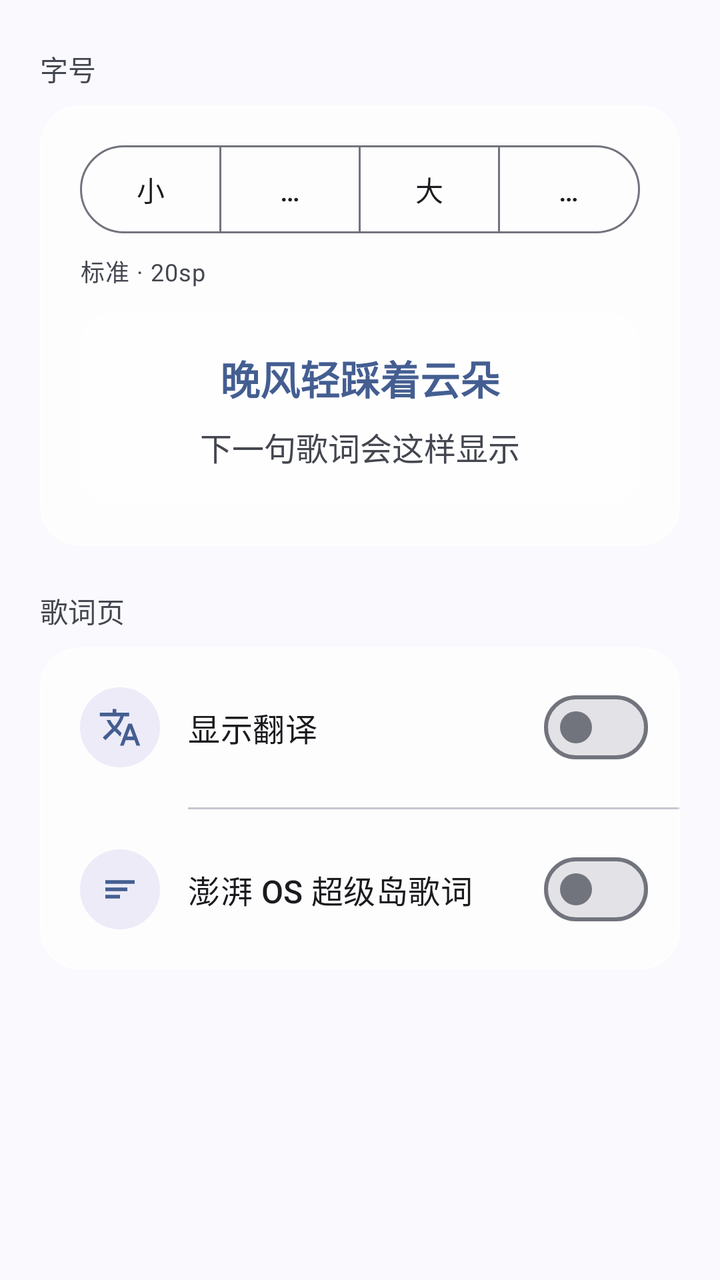
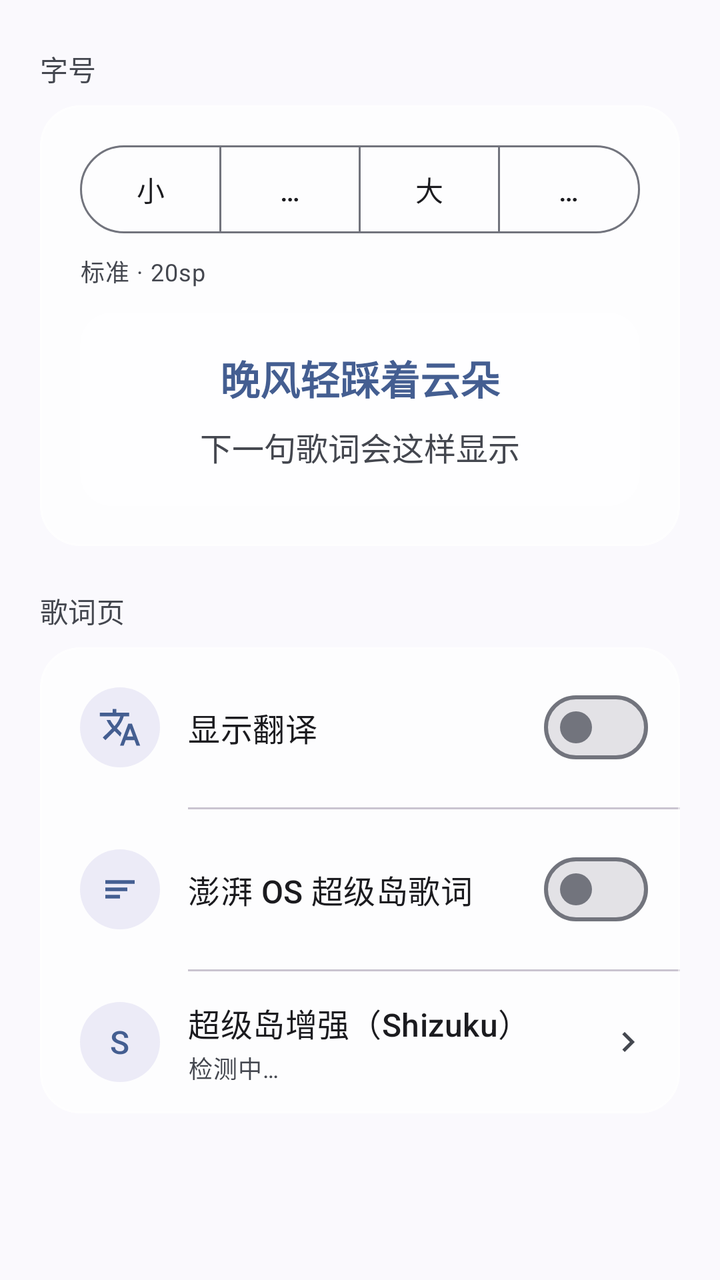

Two renders of the same Android screen: before a commit and after it. Below are the layout's source before the change and the commit's diff.
<!-- AndroidManifest.xml: application theme Theme.QYMusic -->
<!-- res/layout/fragment_lyric_settings.xml -->
<?xml version="1.0" encoding="utf-8"?>
<layout xmlns:android="http://schemas.android.com/apk/res/android"
    xmlns:app="http://schemas.android.com/apk/res-auto">

    <LinearLayout
        android:layout_width="match_parent"
        android:layout_height="wrap_content"
        android:orientation="vertical"
        android:paddingStart="20dp"
        android:paddingTop="4dp"
        android:paddingEnd="20dp"
        android:paddingBottom="32dp">

        
        <TextView
            style="@style/TextAppearance.Material3.LabelLarge"
            android:layout_width="match_parent"
            android:layout_height="wrap_content"
            android:layout_marginTop="20dp"
            android:layout_marginBottom="8dp"
            android:text="字号"
            android:textColor="?attr/colorOnSurfaceVariant" />

        <com.google.android.material.card.MaterialCardView
            style="@style/Widget.Material3.CardView.Filled"
            android:layout_width="match_parent"
            android:layout_height="wrap_content"
            app:cardBackgroundColor="@color/glass_card"
            app:cardCornerRadius="20dp"
            app:cardElevation="0dp"
            app:contentPadding="20dp"
            app:strokeColor="@color/glass_stroke"
            app:strokeWidth="1dp">

            <LinearLayout
                android:layout_width="match_parent"
                android:layout_height="wrap_content"
                android:orientation="vertical">

                <com.google.android.material.button.MaterialButtonToggleGroup
                    android:id="@+id/toggle_lyric_size"
                    android:layout_width="match_parent"
                    android:layout_height="wrap_content"
                    app:selectionRequired="true"
                    app:singleSelection="true">

                    <com.google.android.material.button.MaterialButton
                        android:id="@+id/btn_lyric_size_small"
                        style="@style/Widget.Material3.Button.OutlinedButton"
                        android:layout_width="0dp"
                        android:layout_height="44dp"
                        android:layout_weight="1"
                        android:insetTop="0dp"
                        android:insetBottom="0dp"
                        android:text="小" />

                    <com.google.android.material.button.MaterialButton
                        android:id="@+id/btn_lyric_size_normal"
                        style="@style/Widget.Material3.Button.OutlinedButton"
                        android:layout_width="0dp"
                        android:layout_height="44dp"
                        android:layout_weight="1"
                        android:insetTop="0dp"
                        android:insetBottom="0dp"
                        android:text="标准" />

                    <com.google.android.material.button.MaterialButton
                        android:id="@+id/btn_lyric_size_large"
                        style="@style/Widget.Material3.Button.OutlinedButton"
                        android:layout_width="0dp"
                        android:layout_height="44dp"
                        android:layout_weight="1"
                        android:insetTop="0dp"
                        android:insetBottom="0dp"
                        android:text="大" />

                    <com.google.android.material.button.MaterialButton
                        android:id="@+id/btn_lyric_size_xlarge"
                        style="@style/Widget.Material3.Button.OutlinedButton"
                        android:layout_width="0dp"
                        android:layout_height="44dp"
                        android:layout_weight="1"
                        android:insetTop="0dp"
                        android:insetBottom="0dp"
                        android:text="特大" />

                </com.google.android.material.button.MaterialButtonToggleGroup>

                <TextView
                    android:id="@+id/tv_lyric_size_value"
                    android:layout_width="match_parent"
                    android:layout_height="wrap_content"
                    android:layout_marginTop="10dp"
                    android:text="标准 · 20sp"
                    android:textAppearance="@style/TextAppearance.Material3.BodySmall"
                    android:textColor="?attr/colorOnSurfaceVariant" />

                
                <LinearLayout
                    android:layout_width="match_parent"
                    android:layout_height="wrap_content"
                    android:layout_marginTop="12dp"
                    android:background="@drawable/bg_mini_tile"
                    android:gravity="center"
                    android:orientation="vertical"
                    android:paddingStart="16dp"
                    android:paddingTop="18dp"
                    android:paddingEnd="16dp"
                    android:paddingBottom="18dp">

                    <TextView
                        android:id="@+id/tv_preview_current"
                        android:layout_width="match_parent"
                        android:layout_height="wrap_content"
                        android:gravity="center"
                        android:maxLines="1"
                        android:ellipsize="end"
                        android:text="晚风轻踩着云朵"
                        android:textColor="?attr/colorPrimary"
                        android:textSize="20sp"
                        android:textStyle="bold" />

                    <TextView
                        android:id="@+id/tv_preview_next"
                        android:layout_width="match_parent"
                        android:layout_height="wrap_content"
                        android:layout_marginTop="8dp"
                        android:gravity="center"
                        android:maxLines="1"
                        android:ellipsize="end"
                        android:text="下一句歌词会这样显示"
                        android:textColor="?attr/colorOnSurfaceVariant"
                        android:textSize="16sp" />

                </LinearLayout>

            </LinearLayout>

        </com.google.android.material.card.MaterialCardView>

        
        <TextView
            style="@style/TextAppearance.Material3.LabelLarge"
            android:layout_width="match_parent"
            android:layout_height="wrap_content"
            android:layout_marginTop="22dp"
            android:layout_marginBottom="8dp"
            android:text="歌词页"
            android:textColor="?attr/colorOnSurfaceVariant" />

        <com.google.android.material.card.MaterialCardView
            style="@style/Widget.Material3.CardView.Filled"
            android:layout_width="match_parent"
            android:layout_height="wrap_content"
            app:cardBackgroundColor="@color/glass_card"
            app:cardCornerRadius="20dp"
            app:cardElevation="0dp"
            app:contentPadding="0dp"
            app:strokeColor="@color/glass_stroke"
            app:strokeWidth="1dp">

            <LinearLayout
                android:layout_width="match_parent"
                android:layout_height="wrap_content"
                android:orientation="vertical">

                <LinearLayout
                    android:layout_width="match_parent"
                    android:layout_height="wrap_content"
                    android:gravity="center_vertical"
                    android:orientation="horizontal"
                    android:paddingStart="20dp"
                    android:paddingTop="16dp"
                    android:paddingEnd="16dp"
                    android:paddingBottom="16dp">

                    <FrameLayout
                        android:layout_width="40dp"
                        android:layout_height="40dp"
                        android:background="@drawable/bg_icon_circle">

                        <ImageView
                            android:layout_width="22dp"
                            android:layout_height="22dp"
                            android:layout_gravity="center"
                            android:contentDescription="翻译"
                            android:src="@drawable/ic_translate" />

                    </FrameLayout>

                    <LinearLayout
                        android:layout_width="0dp"
                        android:layout_height="wrap_content"
                        android:layout_marginStart="14dp"
                        android:layout_weight="1"
                        android:orientation="vertical">

                        <TextView
                            android:layout_width="match_parent"
                            android:layout_height="wrap_content"
                            android:text="显示翻译"
                            android:textAppearance="@style/TextAppearance.Material3.TitleMedium" />

                    </LinearLayout>

                    <com.google.android.material.materialswitch.MaterialSwitch
                        android:id="@+id/switch_lyric_translation"
                        android:layout_width="wrap_content"
                        android:layout_height="wrap_content" />

                </LinearLayout>

                <View
                    android:layout_width="match_parent"
                    android:layout_height="1dp"
                    android:layout_marginStart="74dp"
                    android:background="?attr/colorOutlineVariant" />

                <LinearLayout
                    android:layout_width="match_parent"
                    android:layout_height="wrap_content"
                    android:gravity="center_vertical"
                    android:orientation="horizontal"
                    android:paddingStart="20dp"
                    android:paddingTop="16dp"
                    android:paddingEnd="16dp"
                    android:paddingBottom="16dp">

                    <FrameLayout
                        android:layout_width="40dp"
                        android:layout_height="40dp"
                        android:background="@drawable/bg_icon_circle">

                        <ImageView
                            android:layout_width="22dp"
                            android:layout_height="22dp"
                            android:layout_gravity="center"
                            android:contentDescription="超级岛"
                            android:src="@drawable/baseline_lyrics_24"
                            app:tint="?attr/colorPrimary" />

                    </FrameLayout>

                    <LinearLayout
                        android:layout_width="0dp"
                        android:layout_height="wrap_content"
                        android:layout_marginStart="14dp"
                        android:layout_weight="1"
                        android:orientation="vertical">

                        <TextView
                            android:layout_width="match_parent"
                            android:layout_height="wrap_content"
                            android:text="澎湃 OS 超级岛歌词"
                            android:textAppearance="@style/TextAppearance.Material3.TitleMedium" />

                    </LinearLayout>

                    <com.google.android.material.materialswitch.MaterialSwitch
                        android:id="@+id/switch_super_island"
                        android:layout_width="wrap_content"
                        android:layout_height="wrap_content" />

                </LinearLayout>

            </LinearLayout>

        </com.google.android.material.card.MaterialCardView>

    </LinearLayout>

</layout>
<!-- resources referenced by this layout -->
<resources>
  <color name="glass_card">#B8FFFFFF</color>
  <color name="glass_stroke">#80FFFFFF</color>
  <!-- drawable baseline_lyrics_24 (drawable) -->
  <vector xmlns:android="http://schemas.android.com/apk/res/android"
      android:width="24dp"
      android:height="24dp"
      android:tint="?attr/colorOnBackground"
      android:viewportWidth="24"
      android:viewportHeight="24">
  
      <path
          android:fillColor="@android:color/white"
          android:pathData="M4,7H20V9H4Z" />
      <path
          android:fillColor="@android:color/white"
          android:pathData="M4,11H16V13H4Z" />
      <path
          android:fillColor="@android:color/white"
          android:pathData="M4,15H12V17H4Z" />
  
  </vector>
  <!-- drawable bg_icon_circle (drawable) -->
  <?xml version="1.0" encoding="utf-8"?>
  <shape xmlns:android="http://schemas.android.com/apk/res/android"
      android:shape="oval">
      <solid android:color="#1A5B4DBB" />
  </shape>
  <!-- drawable bg_mini_tile (drawable) -->
  <?xml version="1.0" encoding="utf-8"?>
  <shape xmlns:android="http://schemas.android.com/apk/res/android"
      android:shape="rectangle">
      <solid android:color="#66FFFFFF" />
      <corners android:radius="16dp" />
  </shape>
  <!-- drawable ic_translate (drawable) -->
  <vector xmlns:android="http://schemas.android.com/apk/res/android"
      android:width="24dp"
      android:height="24dp"
      android:viewportWidth="24"
      android:viewportHeight="24"
      android:tint="?attr/colorPrimary">
      <path
          android:fillColor="@android:color/white"
          android:pathData="M12.87,15.07l-2.54,-2.51 0.03,-0.03c1.74,-1.94 2.98,-4.17 3.71,-6.53H17V4h-7V2H8v2H1v1.99h11.17C11.5,7.92 10.44,9.75 9,11.35 8.07,10.32 7.3,9.19 6.69,8h-2c0.73,1.63 1.73,3.17 2.98,4.56l-5.09,5.02L4,19l5,-5 3.11,3.11 0.76,-2.04zM18.5,10h-2L12,22h2l1.12,-3h4.75L21,22h2l-4.5,-12zM15.88,17l1.62,-4.33L19.12,17h-3.24z" />
  </vector>
  <style name="Theme.QYMusic" parent="Theme.Material3.DynamicColors.DayNight.NoActionBar">
          
          <item name="android:statusBarColor">@android:color/transparent</item>
          <item name="android:navigationBarColor">@android:color/transparent</item>
          <item name="android:windowTranslucentStatus">false</item>
          <item name="android:windowLightStatusBar">true</item>
          <item name="android:windowLightNavigationBar" tools:targetApi="27">true</item>
          <item name="android:enforceNavigationBarContrast" tools:targetApi="29">false</item>
          
      </style>
</resources>

<!-- the commit's change to res/layout/fragment_lyric_settings.xml (unified diff, before → after) -->
@@ -263,6 +263,72 @@
 
                 </LinearLayout>
 
+                <View
+                    android:layout_width="match_parent"
+                    android:layout_height="1dp"
+                    android:layout_marginStart="74dp"
+                    android:background="?attr/colorOutlineVariant" />
+
+                <LinearLayout
+                    android:id="@+id/item_shizuku"
+                    android:layout_width="match_parent"
+                    android:layout_height="wrap_content"
+                    android:background="?attr/selectableItemBackground"
+                    android:gravity="center_vertical"
+                    android:orientation="horizontal"
+                    android:paddingStart="20dp"
+                    android:paddingTop="14dp"
+                    android:paddingEnd="16dp"
+                    android:paddingBottom="14dp">
+
+                    <FrameLayout
+                        android:layout_width="40dp"
+                        android:layout_height="40dp"
+                        android:background="@drawable/bg_icon_circle">
+
+                        <TextView
+                            android:layout_width="wrap_content"
+                            android:layout_height="wrap_content"
+                            android:layout_gravity="center"
+                            android:text="S"
+                            android:textAppearance="@style/TextAppearance.Material3.TitleMedium"
+                            android:textColor="?attr/colorPrimary" />
+
+                    </FrameLayout>
+
+                    <LinearLayout
+                        android:layout_width="0dp"
+                        android:layout_height="wrap_content"
+                        android:layout_marginStart="14dp"
+                        android:layout_weight="1"
+                        android:orientation="vertical">
+
+                        <TextView
+                            android:layout_width="match_parent"
+                            android:layout_height="wrap_content"
+                            android:text="超级岛增强（Shizuku）"
+                            android:textAppearance="@style/TextAppearance.Material3.TitleMedium" />
+
+                        <TextView
+                            android:id="@+id/tv_shizuku_state"
+                            android:layout_width="match_parent"
+                            android:layout_height="wrap_content"
+                            android:layout_marginTop="2dp"
+                            android:text="检测中…"
+                            android:textAppearance="@style/TextAppearance.Material3.BodySmall"
+                            android:textColor="?attr/colorOnSurfaceVariant" />
+
+                    </LinearLayout>
+
+                    <ImageView
+                        android:layout_width="20dp"
+                        android:layout_height="20dp"
+                        android:contentDescription="进入"
+                        android:src="@drawable/baseline_chevron_right_24"
+                        app:tint="?attr/colorOnSurfaceVariant" />
+
+                </LinearLayout>
+
             </LinearLayout>
 
         </com.google.android.material.card.MaterialCardView>
<!-- resource entries referenced after the edit -->
@@ -2,6 +2,19 @@
 <resources>
   <color name="glass_card">#B8FFFFFF</color>
   <color name="glass_stroke">#80FFFFFF</color>
+  <!-- drawable baseline_chevron_right_24 (drawable) -->
+  <vector xmlns:android="http://schemas.android.com/apk/res/android"
+      android:width="24dp"
+      android:height="24dp"
+      android:tint="?attr/colorOnBackground"
+      android:viewportWidth="24"
+      android:viewportHeight="24">
+  
+      <path
+          android:fillColor="@android:color/white"
+          android:pathData="M10,6L8.59,7.41 13.17,12l-4.58,4.59L10,18l6,-6z" />
+  
+  </vector>
   <!-- drawable baseline_lyrics_24 (drawable) -->
   <vector xmlns:android="http://schemas.android.com/apk/res/android"
       android:width="24dp"
